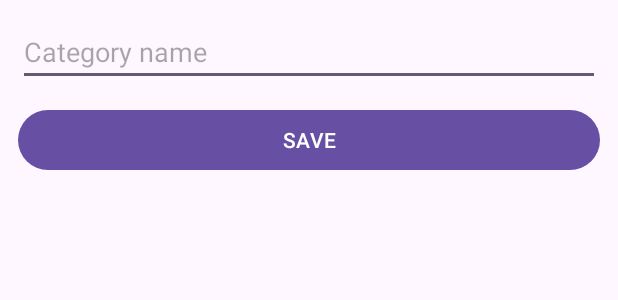
After one commit to PatrykMCoder/Expense-Tracker, an Android app: the layout fragment_edit_category.xml on its own in the app's theme, with its tools: preview values and no code run, on a phone screen of 412 x 824 dp. The commit adds this screen. Shown: the top 300 px of the screen. Run offline under Robolectric (Android 15) with nearby library versions, the phone set to English and light mode, and no system bars.

Commit message:
Edit category

```diff
--- a/app/build.gradle.kts
+++ b/app/build.gradle.kts
@@ -3,6 +3,7 @@ plugins {
     alias(libs.plugins.kotlin.android)
     alias(libs.plugins.kotlin.compose)
     id("com.google.devtools.ksp")
+    id("androidx.navigation.safeargs.kotlin")
 }
 
 android {
--- a/app/src/main/java/com/pmprogramms/expensetracker/adapter/CategoriesAdapter.kt
+++ b/app/src/main/java/com/pmprogramms/expensetracker/adapter/CategoriesAdapter.kt
@@ -19,6 +19,10 @@ class CategoriesAdapter : RecyclerView.Adapter<CategoriesAdapter.CategoriesViewH
 
             categoryItemBinding.deleteButton.setOnClickListener {
                 categoriesClickListener.onDeleteClick(category.categoryID!!)
+            }
+
+            categoryItemBinding.editButton.setOnClickListener {
+                categoriesClickListener.onEditClick(category.categoryID!!)
             }
         }
     }
--- a/app/src/main/java/com/pmprogramms/expensetracker/adapter/listeners/CategoriesClickListener.kt
+++ b/app/src/main/java/com/pmprogramms/expensetracker/adapter/listeners/CategoriesClickListener.kt
@@ -2,4 +2,5 @@ package com.pmprogramms.expensetracker.adapter.listeners
 
 interface CategoriesClickListener {
     fun onDeleteClick(categoryID: Int)
+    fun onEditClick(categoryID: Int)
 }
--- a/app/src/main/java/com/pmprogramms/expensetracker/database/dao/CategoryDao.kt
+++ b/app/src/main/java/com/pmprogramms/expensetracker/database/dao/CategoryDao.kt
@@ -17,4 +17,10 @@ interface CategoryDao {
 
     @Query("DELETE from categories where category_id = :categoryID")
     suspend fun deleteCategoryByID(categoryID: Int)
+
+    @Query("SELECT * from categories where category_id = :id")
+    fun getCategoryById(id: Int): LiveData<Category>
+
+    @Query("UPDATE categories SET category_name = :newName where category_id = :id")
+    suspend fun updateCategoryNameById(id: Int, newName: String)
 }
--- a/app/src/main/java/com/pmprogramms/expensetracker/view/fragments/categories/CategoriesFragment.kt
+++ b/app/src/main/java/com/pmprogramms/expensetracker/view/fragments/categories/CategoriesFragment.kt
@@ -26,6 +26,11 @@ class CategoriesFragment : Fragment() {
     private val categoriesClickListener = object : CategoriesClickListener {
         override fun onDeleteClick(categoryID: Int) {
             viewModel.deleteCategory(categoryID)
+        }
+
+        override fun onEditClick(categoryID: Int) {
+            val direction = CategoriesFragmentDirections.actionCategoriesFragmentToEditCategoryFragment(id = categoryID)
+            findNavController().navigate(direction)
         }
 
     }
--- /dev/null
+++ b/app/src/main/res/drawable/outline_edit_24.xml
@@ -0,0 +1,5 @@
+<vector xmlns:android="http://schemas.android.com/apk/res/android" android:height="24dp" android:tint="#000000" android:viewportHeight="960" android:viewportWidth="960" android:width="24dp">
+
+    <path android:fillColor="@android:color/white" android:pathData="M200,760L257,760L648,369L591,312L200,703L200,760ZM120,840L120,670L648,143Q660,132 674.5,126Q689,120 705,120Q721,120 736,126Q751,132 762,144L817,200Q829,211 834.5,226Q840,241 840,256Q840,272 834.5,286.5Q829,301 817,313L290,840L120,840ZM760,256L760,256L704,200L704,200L760,256ZM619,341L591,312L591,312L648,369L648,369L619,341Z"/>
+
+</vector>
--- /dev/null
+++ b/app/src/main/res/layout/fragment_edit_category.xml
@@ -0,0 +1,34 @@
+<?xml version="1.0" encoding="utf-8"?>
+<androidx.constraintlayout.widget.ConstraintLayout xmlns:android="http://schemas.android.com/apk/res/android"
+    xmlns:app="http://schemas.android.com/apk/res-auto"
+    xmlns:tools="http://schemas.android.com/tools"
+    android:layout_width="match_parent"
+    android:layout_height="match_parent"
+    tools:context=".view.fragments.categories.AddCategoryFragment"
+    android:orientation="vertical">
+
+    <EditText
+        android:id="@+id/category_name_et"
+        android:layout_width="match_parent"
+        android:layout_height="wrap_content"
+        android:layout_marginStart="12dp"
+        android:layout_marginTop="12dp"
+        android:layout_marginEnd="12dp"
+        android:hint="Category name"
+        app:layout_constraintEnd_toEndOf="parent"
+        app:layout_constraintStart_toStartOf="parent"
+        app:layout_constraintTop_toTopOf="parent" />
+
+    <Button
+        android:id="@+id/add_category_button"
+        android:layout_width="match_parent"
+        android:layout_height="wrap_content"
+        android:layout_marginStart="12dp"
+        android:layout_marginTop="12dp"
+        android:layout_marginEnd="12dp"
+        android:text="SAVE"
+        app:layout_constraintEnd_toEndOf="parent"
+        app:layout_constraintStart_toStartOf="parent"
+        app:layout_constraintTop_toBottomOf="@+id/category_name_et" />
+
+</androidx.constraintlayout.widget.ConstraintLayout>
--- a/build.gradle.kts
+++ b/build.gradle.kts
@@ -4,4 +4,5 @@ plugins {
     alias(libs.plugins.kotlin.android) apply false
     alias(libs.plugins.kotlin.compose) apply false
     id("com.google.devtools.ksp") version "2.0.21-1.0.27" apply false
+    id("androidx.navigation.safeargs.kotlin") version "2.9.3" apply false
 }
--- a/gradle/libs.versions.toml
+++ b/gradle/libs.versions.toml
@@ -15,6 +15,7 @@ navigationFragmentKtx = "2.6.0"
 navigationUiKtx = "2.6.0"
 roomCompiler = "2.7.2"
 roomRuntime = "2.7.2"
+androidxNavigationSafeargsKotlinGradlePlugin = "2.9.3"
 
 [libraries]
 androidx-core-ktx = { group = "androidx.core", name = "core-ktx", version.ref = "coreKtx" }
@@ -38,6 +39,7 @@ androidx-constraintlayout = { group = "androidx.constraintlayout", name = "const
 androidx-navigation-fragment-ktx = { group = "androidx.navigation", name = "navigation-fragment-ktx", version.ref = "navigationFragmentKtx" }
 androidx-navigation-ui-ktx = { group = "androidx.navigation", name = "navigation-ui-ktx", version.ref = "navigationUiKtx" }
 androidx-room-runtime = { group = "androidx.room", name = "room-runtime", version.ref = "roomRuntime" }
+androidx-androidx-navigation-safeargs-kotlin-gradle-plugin = { group = "androidx.navigation.safeargs.kotlin", name = "androidx.navigation.safeargs.kotlin.gradle.plugin", version.ref = "androidxNavigationSafeargsKotlinGradlePlugin" }
 
 [plugins]
 android-application = { id = "com.android.application", version.ref = "agp" }
```
Also changed, not shown: app/src/main/java/com/pmprogramms/expensetracker/database/state/UpdateState.kt (added, +8 -0 lines), app/src/main/java/com/pmprogramms/expensetracker/repository/CategoriesRepository.kt (+13 -0 lines), app/src/main/java/com/pmprogramms/expensetracker/view/fragments/categories/EditCategoryFragment.kt (added, +58 -0 lines), app/src/main/java/com/pmprogramms/expensetracker/viewmodel/CategoriesViewModel.kt (+18 -0 lines), app/src/main/res/layout/category_item.xml (+10 -0 lines), app/src/main/res/navigation/nav_graph.xml (+11 -0 lines).
